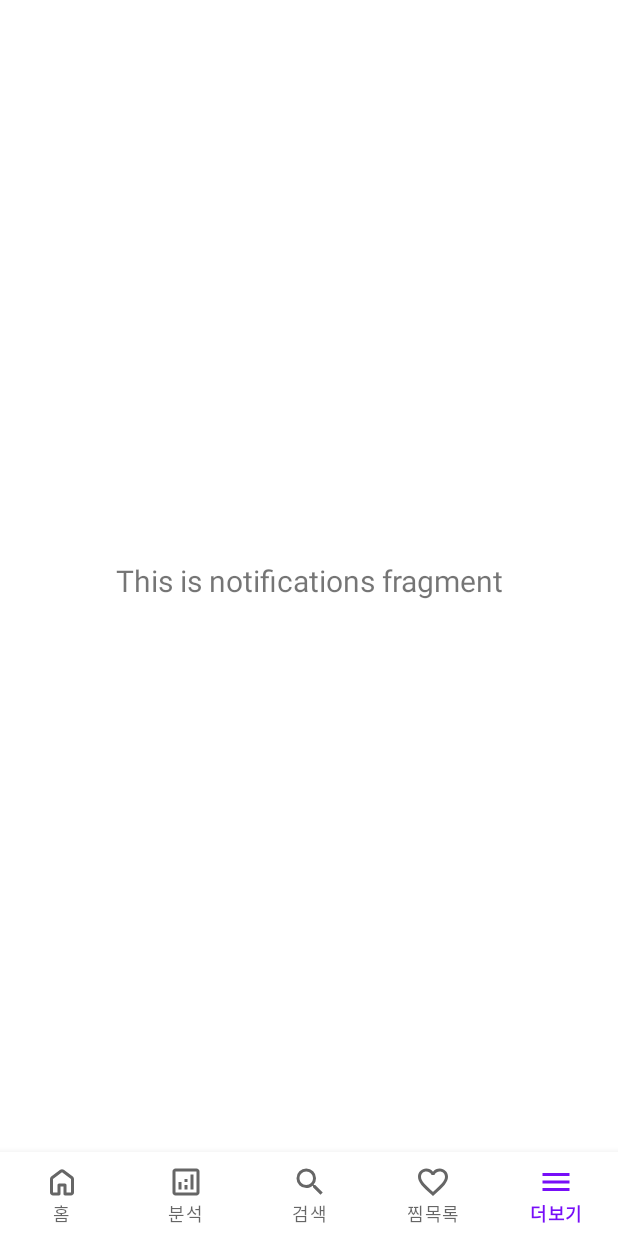
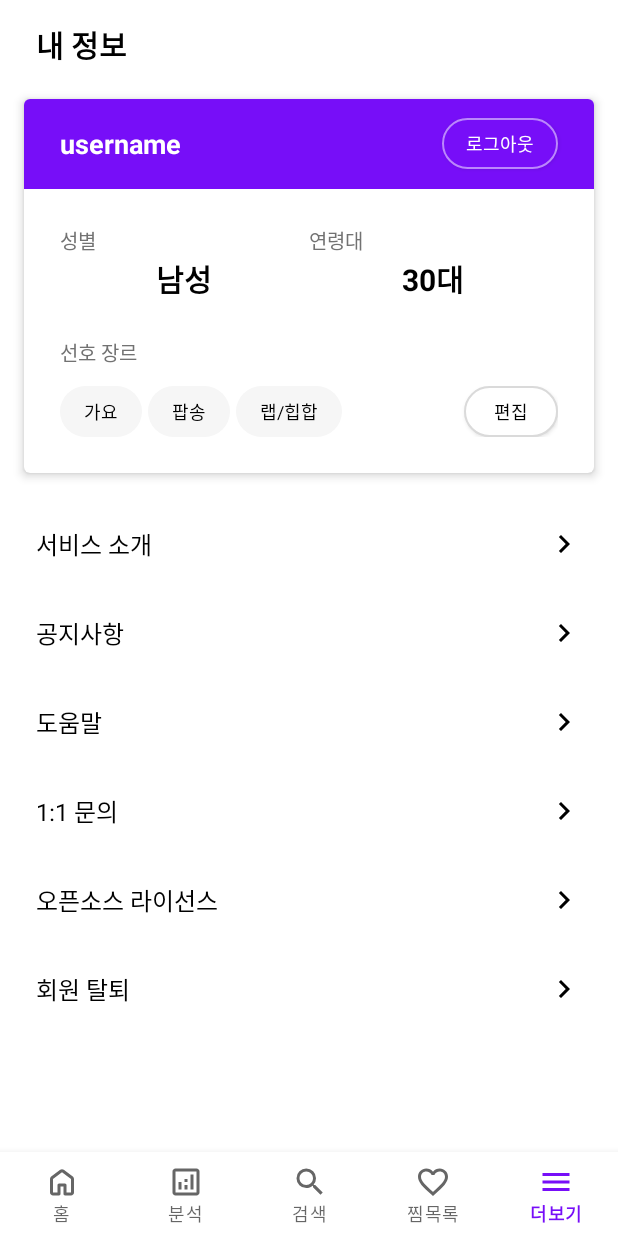
Before and after one commit to Lavender-Team/Harmonize-app, an Android app: the screen it shows after launch (MainActivity), item 5 of the bottom bar chosen, on a phone screen of 412 x 824 dp. Run offline under Robolectric (Android 15) with nearby library versions, the phone set to English and light mode, and no system bars; our stand-ins replace navigation-ui.

Commit message:
feat: 더보기 화면 레이아웃 구현

```diff
--- /dev/null
+++ b/app/src/main/java/kr/ac/chungbuk/harmonize/ui/more/MoreFragment.java
@@ -0,0 +1,34 @@
+package kr.ac.chungbuk.harmonize.ui.more;
+
+import android.os.Bundle;
+import android.view.LayoutInflater;
+import android.view.View;
+import android.view.ViewGroup;
+import android.widget.ListView;
+
+import androidx.annotation.NonNull;
+import androidx.annotation.Nullable;
+import androidx.fragment.app.Fragment;
+
+import kr.ac.chungbuk.harmonize.R;
+import kr.ac.chungbuk.harmonize.utility.adapter.MoreMenuAdapter;
+
+public class MoreFragment extends Fragment {
+
+    @Nullable
+    @Override
+    public View onCreateView(@NonNull LayoutInflater inflater, @Nullable ViewGroup container,
+                             @Nullable Bundle savedInstanceState) {
+
+        View root = inflater.inflate(R.layout.fragment_more, container, false);
+
+
+        ListView menuListView = root.findViewById(R.id.menuListView);
+        MoreMenuAdapter adapter = new MoreMenuAdapter(getContext());
+        menuListView.setAdapter(adapter);
+
+
+        return root;
+    }
+
+}
--- /dev/null
+++ b/app/src/main/java/kr/ac/chungbuk/harmonize/uicomponent/MoreMenuItemView.java
@@ -0,0 +1,37 @@
+package kr.ac.chungbuk.harmonize.uicomponent;
+
+import android.content.Context;
+import android.util.AttributeSet;
+import android.view.LayoutInflater;
+import android.widget.LinearLayout;
+import android.widget.TextView;
+
+import androidx.annotation.Nullable;
+
+import kr.ac.chungbuk.harmonize.R;
+
+public class MoreMenuItemView extends LinearLayout {
+
+    TextView tvMenuName;
+
+    public MoreMenuItemView(Context context) {
+        super(context);
+        init(context);
+    }
+
+    public MoreMenuItemView(Context context, @Nullable AttributeSet attrs) {
+        super(context, attrs);
+        init(context);
+    }
+
+    private void init(Context context) {
+        LayoutInflater inflater = (LayoutInflater) context.getSystemService(Context.LAYOUT_INFLATER_SERVICE);
+        inflater.inflate(R.layout.more_menu_item, this, true);
+
+        tvMenuName = (TextView) findViewById(R.id.tvMenuName);
+    }
+
+    public void setMenuName(String name) {
+        tvMenuName.setText(name);
+    }
+}
--- /dev/null
+++ b/app/src/main/java/kr/ac/chungbuk/harmonize/utility/adapter/MoreMenuAdapter.java
@@ -0,0 +1,47 @@
+package kr.ac.chungbuk.harmonize.utility.adapter;
+
+
+import android.content.Context;
+import android.view.View;
+import android.view.ViewGroup;
+import android.widget.BaseAdapter;
+
+import java.util.ArrayList;
+
+import kr.ac.chungbuk.harmonize.R;
+import kr.ac.chungbuk.harmonize.uicomponent.MoreMenuItemView;
+
+public class MoreMenuAdapter extends BaseAdapter {
+
+    Context context;
+    ArrayList<String> menus = new ArrayList<>();
+
+    public MoreMenuAdapter(Context context) {
+        this.context = context;
+        String[] menuStrings = context.getResources().getStringArray(R.array.more_menu);
+        for (int i = 0; i < menuStrings.length; i++)
+            menus.add(menuStrings[i]);
+    }
+
+    @Override
+    public int getCount() {
+        return menus.size();
+    }
+
+    @Override
+    public Object getItem(int position) {
+        return menus.get(position);
+    }
+
+    @Override
+    public long getItemId(int position) {
+        return position;
+    }
+
+    @Override
+    public View getView(int position, View convertView, ViewGroup parent) {
+        MoreMenuItemView view = new MoreMenuItemView(context);
+        view.setMenuName(menus.get(position));
+        return view;
+    }
+}
--- /dev/null
+++ b/app/src/main/res/drawable/genre_tag.xml
@@ -0,0 +1,8 @@
+<?xml version="1.0" encoding="utf-8"?>
+<shape
+    android:shape="rectangle"
+    xmlns:android="http://schemas.android.com/apk/res/android">
+
+    <corners android:radius="25dp"/>
+    <solid android:color="@color/gray_1"/>
+</shape>
--- /dev/null
+++ b/app/src/main/res/drawable/ic_arrow_right_black_24dp.xml
@@ -0,0 +1,9 @@
+<vector xmlns:android="http://schemas.android.com/apk/res/android"
+    android:width="24dp"
+    android:height="24dp"
+    android:viewportWidth="24"
+    android:viewportHeight="24">
+  <path
+      android:pathData="M8.59,16.59L13.17,12L8.59,7.41L10,6l6,6l-6,6z"
+      android:fillColor="@color/black"/>
+</vector>
--- /dev/null
+++ b/app/src/main/res/drawable/purple_button.xml
@@ -0,0 +1,23 @@
+<?xml version="1.0" encoding="utf-8"?>
+<selector  xmlns:android="http://schemas.android.com/apk/res/android">
+    <item android:state_pressed="true">
+        <shape android:shape="rectangle">
+            <stroke android:width="1dp" android:color="@color/purple_200"/>
+            <solid android:color="@color/purple_700" />
+            <corners android:bottomRightRadius="50dp"
+                android:bottomLeftRadius="50dp"
+                android:topRightRadius="50dp"
+                android:topLeftRadius="50dp"/>
+        </shape>
+    </item>
+    <item>
+        <shape android:shape="rectangle">
+            <stroke android:width="1dp" android:color="@color/purple_200"/>
+            <solid android:color="@color/purple_500" />
+            <corners android:bottomRightRadius="50dp"
+                android:bottomLeftRadius="50dp"
+                android:topRightRadius="50dp"
+                android:topLeftRadius="50dp"/>
+        </shape>
+    </item>
+</selector>
--- /dev/null
+++ b/app/src/main/res/drawable/white_button.xml
@@ -0,0 +1,23 @@
+<?xml version="1.0" encoding="utf-8"?>
+<selector  xmlns:android="http://schemas.android.com/apk/res/android">
+    <item android:state_pressed="true">
+        <shape android:shape="rectangle">
+            <stroke android:width="1dp" android:color="@color/gray_2"/>
+            <solid android:color="@color/gray_1" />
+            <corners android:bottomRightRadius="50dp"
+                android:bottomLeftRadius="50dp"
+                android:topRightRadius="50dp"
+                android:topLeftRadius="50dp"/>
+        </shape>
+    </item>
+    <item>
+        <shape android:shape="rectangle">
+            <stroke android:width="1dp" android:color="@color/gray_2"/>
+            <solid android:color="@color/white" />
+            <corners android:bottomRightRadius="50dp"
+                android:bottomLeftRadius="50dp"
+                android:topRightRadius="50dp"
+                android:topLeftRadius="50dp"/>
+        </shape>
+    </item>
+</selector>
--- /dev/null
+++ b/app/src/main/res/layout/fragment_more.xml
@@ -0,0 +1,199 @@
+<?xml version="1.0" encoding="utf-8"?>
+<LinearLayout xmlns:android="http://schemas.android.com/apk/res/android"
+    xmlns:app="http://schemas.android.com/apk/res-auto"
+    android:orientation="vertical"
+    android:layout_width="match_parent"
+    android:layout_height="match_parent">
+
+    <FrameLayout
+        android:layout_width="match_parent"
+        android:layout_height="60dp">
+
+        <TextView
+            android:layout_width="wrap_content"
+            android:layout_height="wrap_content"
+            android:layout_marginLeft="24dp"
+            android:text="내 정보"
+            android:textColor="@color/black"
+            android:textSize="20dp"
+            android:textStyle="bold"
+            android:layout_gravity="center_vertical"/>
+    </FrameLayout>
+
+    <androidx.cardview.widget.CardView
+        android:layout_width="match_parent"
+        android:layout_height="wrap_content"
+        android:layout_marginHorizontal="12dp"
+        android:layout_marginBottom="12dp"
+        android:orientation="vertical"
+        app:cardUseCompatPadding="true"
+        app:cardElevation="4dp"
+        app:cardCornerRadius="4dp"
+        app:cardPreventCornerOverlap="false">
+
+        <LinearLayout
+            android:layout_width="match_parent"
+            android:layout_height="60dp"
+            android:orientation="horizontal"
+            android:background="@color/purple_500"
+            android:gravity="center_vertical">
+            <TextView
+                android:id="@+id/tvUsername"
+                android:layout_width="match_parent"
+                android:layout_height="wrap_content"
+                android:layout_weight="1"
+                android:layout_marginLeft="24dp"
+                android:layout_marginRight="12dp"
+                android:text="username"
+                android:textSize="18sp"
+                android:textStyle="bold"
+                android:textColor="@color/white"/>
+            <androidx.appcompat.widget.AppCompatButton
+                android:id="@+id/btnLogout"
+                android:layout_width="wrap_content"
+                android:layout_height="wrap_content"
+                android:minHeight="0dp"
+                android:minWidth="0dp"
+                android:layout_marginRight="24dp"
+                android:paddingVertical="8dp"
+                android:paddingHorizontal="16dp"
+                android:background="@drawable/purple_button"
+                android:text="로그아웃"
+                android:textSize="12sp"
+                android:textColor="@color/white"
+                app:strokeColor="@color/purple_200"
+                app:strokeWidth="2dp"/>
+        </LinearLayout>
+        <LinearLayout
+            android:layout_width="match_parent"
+            android:layout_height="wrap_content"
+            android:orientation="vertical"
+            android:layout_marginTop="60dp">
+            <LinearLayout
+                android:layout_width="match_parent"
+                android:layout_height="wrap_content"
+                android:orientation="horizontal"
+                android:layout_margin="24dp">
+                <LinearLayout
+                    android:layout_width="match_parent"
+                    android:layout_height="wrap_content"
+                    android:layout_weight="1"
+                    android:orientation="vertical">
+                    <TextView
+                        android:layout_width="match_parent"
+                        android:layout_height="wrap_content"
+                        android:text="성별"
+                        android:textSize="13sp"
+                        android:textColor="@color/gray_4"/>
+                    <TextView
+                        android:id="@+id/tvGender"
+                        android:layout_width="wrap_content"
+                        android:layout_height="wrap_content"
+                        android:layout_gravity="center_horizontal"
+                        android:text="남성"
+                        android:textSize="20sp"
+                        android:textStyle="bold"
+                        android:textColor="@color/black"/>
+                </LinearLayout>
+                <LinearLayout
+                    android:layout_width="match_parent"
+                    android:layout_height="wrap_content"
+                    android:layout_weight="1"
+                    android:orientation="vertical">
+                    <TextView
+                        android:layout_width="match_parent"
+                        android:layout_height="wrap_content"
+                        android:text="연령대"
+                        android:textSize="13sp"
+                        android:textColor="@color/gray_4"/>
+                    <TextView
+                        android:id="@+id/tvAge"
+                        android:layout_width="wrap_content"
+                        android:layout_height="wrap_content"
+                        android:layout_gravity="center_horizontal"
+                        android:text="30대"
+                        android:textSize="20sp"
+                        android:textStyle="bold"
+                        android:textColor="@color/black"/>
+                </LinearLayout>
+            </LinearLayout>
+            <LinearLayout
+                android:layout_width="match_parent"
+                android:layout_height="wrap_content"
+                android:layout_weight="1"
+                android:orientation="vertical"
+                android:layout_marginHorizontal="24dp"
+                android:layout_marginBottom="24dp">
+                <TextView
+                    android:layout_width="match_parent"
+                    android:layout_height="wrap_content"
+                    android:text="선호 장르"
+                    android:textSize="13sp"
+                    android:textColor="@color/gray_4"/>
+                <LinearLayout
+                    android:layout_width="match_parent"
+                    android:layout_height="wrap_content"
+                    android:orientation="horizontal"
+                    android:layout_marginTop="12dp">
+                    <LinearLayout
+                        android:layout_width="match_parent"
+                        android:layout_height="wrap_content"
+                        android:layout_weight="1"
+                        android:orientation="horizontal">
+                        <TextView
+                            android:layout_width="wrap_content"
+                            android:layout_height="wrap_content"
+                            android:layout_marginRight="4dp"
+                            android:text="가요"
+                            android:textSize="12sp"
+                            android:textColor="@color/black"
+                            android:paddingVertical="8dp"
+                            android:paddingHorizontal="16dp"
+                            android:background="@drawable/genre_tag"/>
+                        <TextView
+                            android:layout_width="wrap_content"
+                            android:layout_height="wrap_content"
+                            android:layout_marginRight="4dp"
+                            android:text="팝송"
+                            android:textSize="12sp"
+                            android:textColor="@color/black"
+                            android:paddingVertical="8dp"
+                            android:paddingHorizontal="16dp"
+                            android:background="@drawable/genre_tag"/>
+                        <TextView
+                            android:layout_width="wrap_content"
+                            android:layout_height="wrap_content"
+                            android:layout_marginRight="4dp"
+                            android:text="랩/힙합"
+                            android:textSize="12sp"
+                            android:textColor="@color/black"
+                            android:paddingVertical="8dp"
+                            android:paddingHorizontal="16dp"
+                            android:background="@drawable/genre_tag"/>
+                    </LinearLayout>
+                    <androidx.appcompat.widget.AppCompatButton
+                        android:id="@+id/btnEdit"
+                        android:layout_width="wrap_content"
+                        android:layout_height="wrap_content"
+                        android:minHeight="0dp"
+                        android:minWidth="0dp"
+                        android:paddingVertical="8dp"
+                        android:paddingHorizontal="20dp"
+                        android:background="@drawable/white_button"
+                        android:text="편집"
+                        android:textSize="12sp"
+                        android:textColor="@color/black"
+                        app:strokeColor="@color/gray_2"
+                        app:strokeWidth="2dp"/>
+                </LinearLayout>
+            </LinearLayout>
+        </LinearLayout>
+    </androidx.cardview.widget.CardView>
+
+    <ListView
+        android:id="@+id/menuListView"
+        android:layout_width="match_parent"
+        android:layout_height="match_parent"
+        android:layout_weight="1"
+        android:divider="@drawable/transparent_button"/>
+</LinearLayout>
--- a/app/src/main/res/layout/fragment_search.xml
+++ b/app/src/main/res/layout/fragment_search.xml
@@ -61,7 +61,7 @@
                 android:layout_width="50dp"
                 android:layout_height="50dp"
                 android:layout_marginRight="12dp"
-                android:background="@drawable/transparent_button"
+                android:background="?android:attr/selectableItemBackground"
                 android:src="@drawable/ic_filter_black_28dp"
                 app:tint="@color/gray_4"
                 android:contentDescription="필터"
--- /dev/null
+++ b/app/src/main/res/layout/more_menu_item.xml
@@ -0,0 +1,35 @@
+<?xml version="1.0" encoding="utf-8"?>
+<LinearLayout xmlns:android="http://schemas.android.com/apk/res/android"
+    xmlns:app="http://schemas.android.com/apk/res-auto"
+    android:orientation="horizontal"
+    android:layout_width="match_parent"
+    android:layout_height="60dp"
+    android:background="?android:attr/selectableItemBackground"
+    android:clickable="true"
+    android:focusable="true">
+
+    <LinearLayout
+        android:layout_width="match_parent"
+        android:layout_height="match_parent"
+        android:layout_marginLeft="24dp"
+        android:layout_marginBottom="1dp"
+        android:gravity="center_vertical"
+        android:orientation="horizontal">
+
+        <TextView
+            android:id="@+id/tvMenuName"
+            android:layout_width="match_parent"
+            android:layout_height="wrap_content"
+            android:layout_weight="1"
+            android:text="메뉴 이름"
+            android:textColor="@color/black"
+            android:textSize="16sp" />
+
+        <ImageView
+            android:layout_width="wrap_content"
+            android:layout_height="wrap_content"
+            android:layout_marginRight="24dp"
+            android:src="@drawable/ic_arrow_right_black_24dp" />
+    </LinearLayout>
+
+</LinearLayout>
--- a/app/src/main/res/navigation/mobile_navigation.xml
+++ b/app/src/main/res/navigation/mobile_navigation.xml
@@ -31,7 +31,7 @@
 
     <fragment
         android:id="@+id/navigation_menu"
-        android:name="kr.ac.chungbuk.harmonize.ui.notifications.NotificationsFragment"
+        android:name="kr.ac.chungbuk.harmonize.ui.more.MoreFragment"
         android:label="더보기"
-        tools:layout="@layout/fragment_notifications" />
+        tools:layout="@layout/fragment_more" />
 </navigation>
--- /dev/null
+++ b/app/src/main/res/values/arrays.xml
@@ -0,0 +1,17 @@
+<?xml version="1.0" encoding="utf-8"?>
+<resources>
+    <string-array name="more_menu">
+        <item>서비스 소개</item>
+        <item>공지사항</item>
+        <item>도움말</item>
+        <item>1:1 문의</item>
+        <item>오픈소스 라이선스</item>
+        <item>회원 탈퇴</item>
+    </string-array>
+
+    <string-array name="spinner_genre">
+        <item>전체</item>
+        <item>가요</item>
+        <item>팝송</item>
+    </string-array>
+</resources>
```
